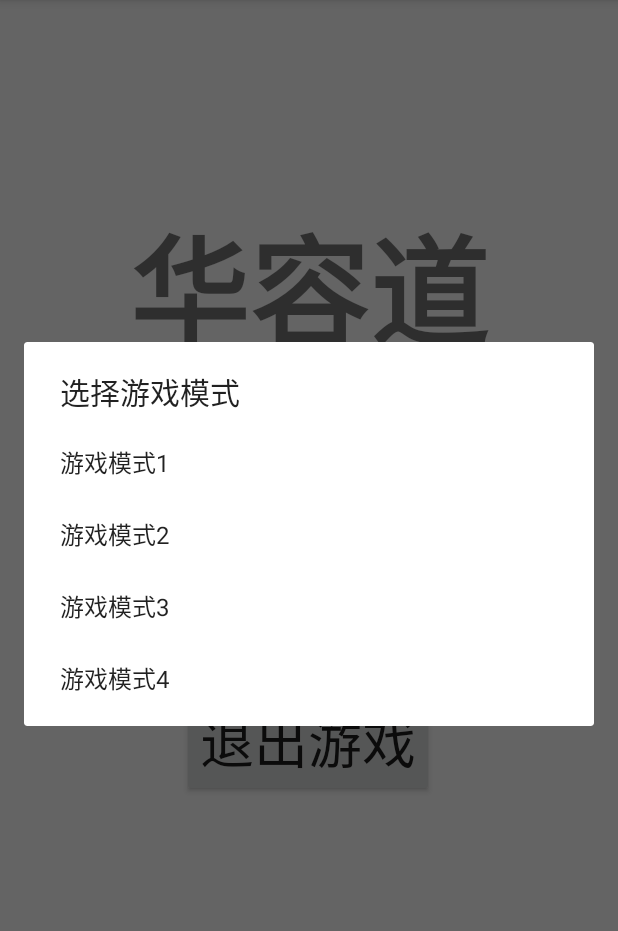
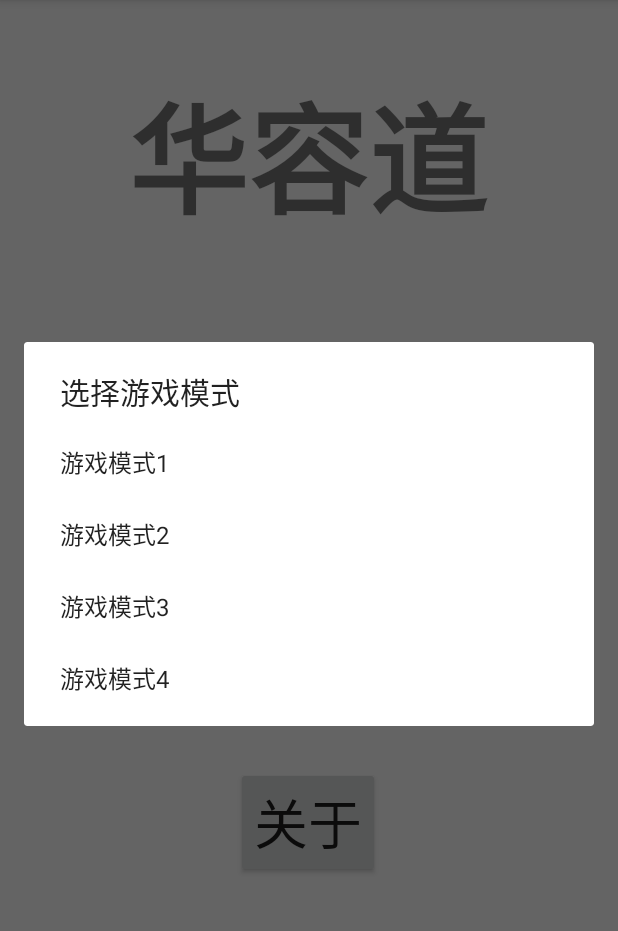
Before and after one commit to NestDream/Klotski, an Android app: the screen it shows after launch (MainActivity), after a tap on "开始游戏", on a phone screen of 412 x 824 dp, the part 84-1015 px from its top. Run offline under Robolectric (Android 15) with nearby library versions, the phone set to English and light mode, and no system bars.

Commit message:
update UI

```diff
--- a/app/src/main/java/com/guoli/klotski/MainActivity.java
+++ b/app/src/main/java/com/guoli/klotski/MainActivity.java
@@ -1,20 +1,13 @@
 package com.guoli.klotski;
 
 
-import android.content.Context;
 import android.content.DialogInterface;
 import android.content.Intent;
+import android.os.Bundle;
 import android.support.v7.app.AlertDialog;
 import android.support.v7.app.AppCompatActivity;
-import android.os.Bundle;
-import android.util.Log;
-import android.view.MotionEvent;
 import android.view.View;
-import android.widget.Button;
-import android.widget.TextView;
-import android.widget.Toast;
 
-import com.guoli.klotski.R;
 
 public class MainActivity extends AppCompatActivity {
     protected void onCreate(Bundle savedInstanceState) {
@@ -60,6 +53,20 @@
             }
         });
         listDialog.show();
+    }
+
+    public void about(View view) {
+        //定义一个新的对话框对象
+        AlertDialog.Builder alertdialogbuilder = new AlertDialog.Builder(this);
+        //设置对话框提示内容
+
+        alertdialogbuilder.setTitle("关于");
+        alertdialogbuilder.setMessage("制作者：郭立\n学号：1613545\n支持：南开大学软件学院\n开源素材来源：baidu.com");
+        //定义对话框2个按钮标题及接受事件的函数
+        alertdialogbuilder.setPositiveButton("确定", null);
+        //创建并显示对话框
+        AlertDialog alertdialog1 = alertdialogbuilder.create();
+        alertdialog1.show();
     }
 
     public void gameing_dialog2(View view) {
@@ -130,4 +137,6 @@
             arg0.cancel();
         }
     };
+
+
 }
--- a/app/src/main/res/layout/activity_main.xml
+++ b/app/src/main/res/layout/activity_main.xml
@@ -11,13 +11,14 @@
         android:layout_width="wrap_content"
         android:layout_height="wrap_content"
         android:layout_marginStart="8dp"
-        android:layout_marginTop="132dp"
+        android:layout_marginTop="44dp"
         android:layout_marginEnd="8dp"
         android:text="@string/title"
         android:textAlignment="center"
         android:textSize="80sp"
         android:textStyle="bold"
         app:layout_constraintEnd_toEndOf="parent"
+        app:layout_constraintHorizontal_bias="0.496"
         app:layout_constraintStart_toStartOf="parent"
         app:layout_constraintTop_toTopOf="parent" />
 
@@ -43,15 +44,30 @@
         android:layout_marginStart="8dp"
         android:layout_marginTop="68dp"
         android:layout_marginEnd="8dp"
-        android:layout_marginBottom="8dp"
         android:onClick="exit_dialog"
         android:text="@string/game_exit"
         android:textSize="36sp"
-        app:layout_constraintBottom_toBottomOf="parent"
         app:layout_constraintEnd_toEndOf="parent"
         app:layout_constraintHorizontal_bias="0.497"
         app:layout_constraintStart_toStartOf="parent"
-        app:layout_constraintTop_toBottomOf="@+id/game_start"
+        app:layout_constraintTop_toBottomOf="@+id/game_start" />
+
+    <Button
+        android:id="@+id/about"
+        android:layout_width="wrap_content"
+        android:layout_height="wrap_content"
+        android:layout_marginStart="8dp"
+        android:layout_marginTop="68dp"
+        android:layout_marginEnd="8dp"
+        android:layout_marginBottom="8dp"
+        android:onClick="about"
+        android:text="@string/about"
+        android:textSize="36sp"
+        app:layout_constraintBottom_toBottomOf="parent"
+        app:layout_constraintEnd_toEndOf="parent"
+        app:layout_constraintHorizontal_bias="0.498"
+        app:layout_constraintStart_toStartOf="parent"
+        app:layout_constraintTop_toBottomOf="@+id/exit_game"
         app:layout_constraintVertical_bias="0.0" />
 
 </android.support.constraint.ConstraintLayout>
--- a/app/src/main/res/values/strings.xml
+++ b/app/src/main/res/values/strings.xml
@@ -3,4 +3,5 @@
     <string name="title">华容道</string>
     <string name="game_start">开始游戏</string>
     <string name="game_exit">退出游戏</string>
+    <string name="about">关于</string>
 </resources>
--- a/build.gradle
+++ b/build.gradle
@@ -4,7 +4,6 @@
     repositories {
         google()
         jcenter()
-
     }
     dependencies {
         classpath 'com.android.tools.build:gradle:3.3.1'
```
